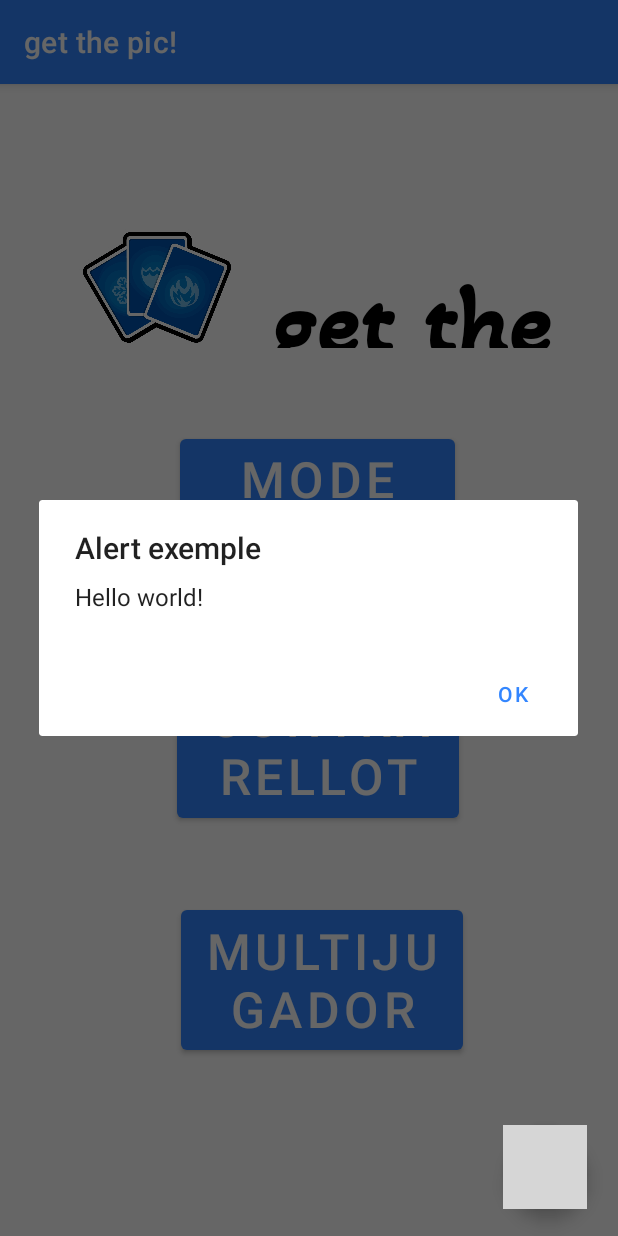
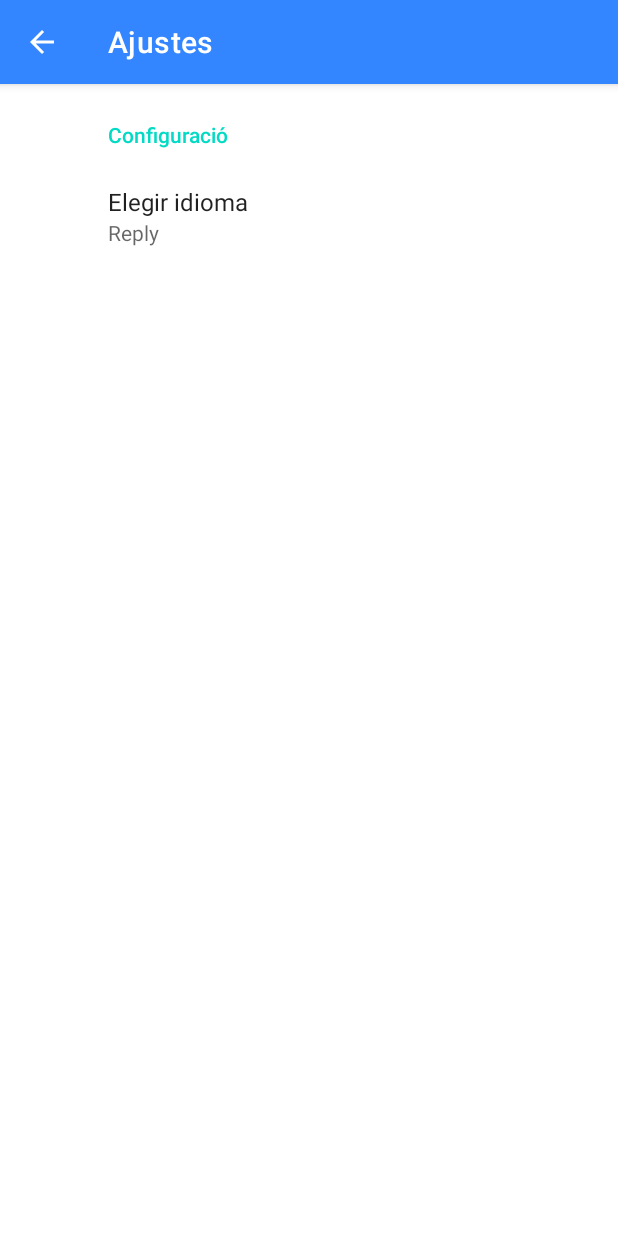
Before and after one commit to Paula63033/AndroidAppProjecte, an Android app: the screen it shows after launch (MainActivity before the commit, Ajustes after it), after a tap on an icon or button, on a phone screen of 412 x 824 dp. Run offline under Robolectric (Android 15) with nearby library versions, the phone set to English and light mode, and no system bars; our stand-ins replace androidx.preference; grey boxes are pictures that could not be loaded.

Commit message:
p1 ok FINAL DE VERDAD

```diff
--- a/app/build.gradle
+++ b/app/build.gradle
@@ -37,6 +37,7 @@ dependencies {
     implementation 'androidx.constraintlayout:constraintlayout:2.0.4'
     implementation 'androidx.navigation:navigation-fragment:2.4.0'
     implementation 'androidx.navigation:navigation-ui:2.4.0'
+    implementation 'androidx.preference:preference:1.1.1'
     testImplementation 'junit:junit:4.13.2'
     androidTestImplementation 'androidx.test.ext:junit:1.1.3'
     androidTestImplementation 'androidx.test.espresso:espresso-core:3.4.0'
--- /dev/null
+++ b/app/src/main/java/com/example/myapplication/Ajustes.java
@@ -0,0 +1,33 @@
+package com.example.myapplication;
+
+import android.os.Bundle;
+
+import androidx.appcompat.app.ActionBar;
+import androidx.appcompat.app.AppCompatActivity;
+import androidx.preference.PreferenceFragmentCompat;
+
+public class Ajustes extends AppCompatActivity {
+
+    @Override
+    protected void onCreate(Bundle savedInstanceState) {
+        super.onCreate(savedInstanceState);
+        setContentView(R.layout.settings_activity);
+        if (savedInstanceState == null) {
+            getSupportFragmentManager()
+                    .beginTransaction()
+                    .replace(R.id.activity_ajustes, new SettingsFragment())
+                    .commit();
+        }
+        ActionBar actionBar = getSupportActionBar();
+        if (actionBar != null) {
+            actionBar.setDisplayHomeAsUpEnabled(true);
+        }
+    }
+
+    public static class SettingsFragment extends PreferenceFragmentCompat {
+        @Override
+        public void onCreatePreferences(Bundle savedInstanceState, String rootKey) {
+            setPreferencesFromResource(R.xml.root_preferences, rootKey);
+        }
+    }
+}
--- a/app/src/main/java/com/example/myapplication/MainActivity.java
+++ b/app/src/main/java/com/example/myapplication/MainActivity.java
@@ -7,6 +7,7 @@ import android.graphics.drawable.Drawable;
 import android.view.View;
 
 import android.os.Bundle;
+import android.widget.Button;
 
 import com.example.myapplication.models.Game;
 import com.google.android.material.floatingactionbutton.FloatingActionButton;
@@ -30,6 +31,14 @@ public class MainActivity extends AppCompatActivity {
                         .setAction("Action", null).show();*/
             }
         });
+
+        final Button button = (Button) findViewById(R.id.button);
+        button.setOnClickListener(new View.OnClickListener() {
+            public void onClick(View v) {
+                startActivity(new Intent(MainActivity.this,Ajustes.class));
+            }
+        });
+
     }
 
     public void obrirAbout(View e){
--- /dev/null
+++ b/app/src/main/res/layout/settings_activity.xml
@@ -0,0 +1,9 @@
+<LinearLayout xmlns:android="http://schemas.android.com/apk/res/android"
+    android:layout_width="match_parent"
+    android:layout_height="match_parent">
+
+    <FrameLayout
+        android:id="@+id/activity_ajustes"
+        android:layout_width="match_parent"
+        android:layout_height="match_parent" />
+</LinearLayout>
--- /dev/null
+++ b/app/src/main/res/values/arrays.xml
@@ -0,0 +1,12 @@
+<resources>
+    <!-- Reply Preference -->
+    <string-array name="reply_entries">
+        <item>Reply</item>
+        <item>Reply to all</item>
+    </string-array>
+
+    <string-array name="reply_values">
+        <item>reply</item>
+        <item>reply_all</item>
+    </string-array>
+</resources>
--- /dev/null
+++ b/app/src/main/res/xml/root_preferences.xml
@@ -0,0 +1,15 @@
+<PreferenceScreen xmlns:app="http://schemas.android.com/apk/res-auto">
+
+    <PreferenceCategory app:title="Configuració">
+
+        <ListPreference
+            app:defaultValue="reply"
+            app:entries="@array/reply_entries"
+            app:entryValues="@array/reply_values"
+            app:key="reply"
+            app:title="Elegir idioma"
+            app:useSimpleSummaryProvider="true" />
+
+    </PreferenceCategory>
+
+</PreferenceScreen>
```
Also changed, not shown: app/src/main/AndroidManifest.xml (+7 -2 lines), app/src/main/res/values/strings.xml (+16 -0 lines).
